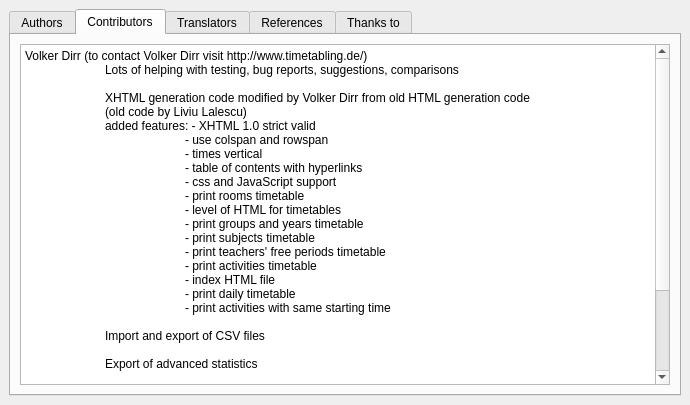
vonmecheln/fet, file fet/src/interface/helpaboutform_template.ui: the form before one commit.
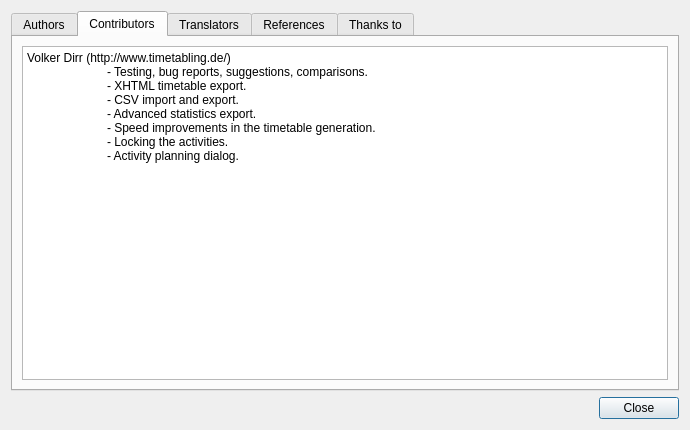
The form after the commit. The open tabs and pages were chosen to show the change.

The edit to the form file:
```diff
--- a/fet/src/interface/helpaboutform_template.ui
+++ b/fet/src/interface/helpaboutform_template.ui
@@ -7,19 +7,13 @@
     <x>0</x>
     <y>0</y>
     <width>690</width>
-    <height>405</height>
+    <height>430</height>
    </rect>
   </property>
   <property name="windowTitle">
    <string>About FET - a free timetabling program</string>
   </property>
-  <layout class="QGridLayout">
-   <property name="margin">
-    <number>9</number>
-   </property>
-   <property name="spacing">
-    <number>6</number>
-   </property>
+  <layout class="QGridLayout" name="gridLayout">
    <item row="0" column="0">
     <widget class="QTabWidget" name="tabWidget">
      <property name="currentIndex">
@@ -84,38 +78,15 @@
           <string>&lt;!DOCTYPE HTML PUBLIC &quot;-//W3C//DTD HTML 4.0//EN&quot; &quot;http://www.w3.org/TR/REC-html40/strict.dtd&quot;&gt;
 &lt;html&gt;&lt;head&gt;&lt;meta name=&quot;qrichtext&quot; content=&quot;1&quot; /&gt;&lt;style type=&quot;text/css&quot;&gt;
 p, li { white-space: pre-wrap; }
-&lt;/style&gt;&lt;/head&gt;&lt;body style=&quot; font-family:'Sans Serif'; font-size:10pt; font-weight:400; font-style:normal;&quot;&gt;
-&lt;p style=&quot; margin-top:0px; margin-bottom:0px; margin-left:0px; margin-right:0px; -qt-block-indent:0; text-indent:0px;&quot;&gt;&lt;span style=&quot; font-size:9pt;&quot;&gt;Volker Dirr (to contact Volker Dirr visit http://www.timetabling.de/)&lt;/span&gt;&lt;/p&gt;
-&lt;p style=&quot; margin-top:0px; margin-bottom:0px; margin-left:0px; margin-right:0px; -qt-block-indent:0; text-indent:0px;&quot;&gt;&lt;span style=&quot; font-size:9pt;&quot;&gt;	Lots of helping with testing, bug reports, suggestions, comparisons&lt;/span&gt;&lt;/p&gt;
-&lt;p style=&quot;-qt-paragraph-type:empty; margin-top:0px; margin-bottom:0px; margin-left:0px; margin-right:0px; -qt-block-indent:0; text-indent:0px; font-size:9pt;&quot;&gt;&lt;/p&gt;
-&lt;p style=&quot; margin-top:0px; margin-bottom:0px; margin-left:0px; margin-right:0px; -qt-block-indent:0; text-indent:0px;&quot;&gt;&lt;span style=&quot; font-size:9pt;&quot;&gt;	XHTML generation code modified by Volker Dirr from old HTML generation code&lt;/span&gt;&lt;/p&gt;
-&lt;p style=&quot; margin-top:0px; margin-bottom:0px; margin-left:0px; margin-right:0px; -qt-block-indent:0; text-indent:0px;&quot;&gt;&lt;span style=&quot; font-size:9pt;&quot;&gt;	(old code by Liviu Lalescu)&lt;/span&gt;&lt;/p&gt;
-&lt;p style=&quot; margin-top:0px; margin-bottom:0px; margin-left:0px; margin-right:0px; -qt-block-indent:0; text-indent:0px;&quot;&gt;&lt;span style=&quot; font-size:9pt;&quot;&gt;	added features: - XHTML 1.0 strict valid&lt;/span&gt;&lt;/p&gt;
-&lt;p style=&quot; margin-top:0px; margin-bottom:0px; margin-left:0px; margin-right:0px; -qt-block-indent:0; text-indent:0px;&quot;&gt;&lt;span style=&quot; font-size:9pt;&quot;&gt;		- use colspan and rowspan&lt;/span&gt;&lt;/p&gt;
-&lt;p style=&quot; margin-top:0px; margin-bottom:0px; margin-left:0px; margin-right:0px; -qt-block-indent:0; text-indent:0px;&quot;&gt;&lt;span style=&quot; font-size:9pt;&quot;&gt;		- times vertical&lt;/span&gt;&lt;/p&gt;
-&lt;p style=&quot; margin-top:0px; margin-bottom:0px; margin-left:0px; margin-right:0px; -qt-block-indent:0; text-indent:0px;&quot;&gt;&lt;span style=&quot; font-size:9pt;&quot;&gt;		- table of contents with hyperlinks&lt;/span&gt;&lt;/p&gt;
-&lt;p style=&quot; margin-top:0px; margin-bottom:0px; margin-left:0px; margin-right:0px; -qt-block-indent:0; text-indent:0px;&quot;&gt;&lt;span style=&quot; font-size:9pt;&quot;&gt;		- css and JavaScript support&lt;/span&gt;&lt;/p&gt;
-&lt;p style=&quot; margin-top:0px; margin-bottom:0px; margin-left:0px; margin-right:0px; -qt-block-indent:0; text-indent:0px;&quot;&gt;&lt;span style=&quot; font-size:9pt;&quot;&gt;		- print rooms timetable&lt;/span&gt;&lt;/p&gt;
-&lt;p style=&quot; margin-top:0px; margin-bottom:0px; margin-left:0px; margin-right:0px; -qt-block-indent:0; text-indent:0px;&quot;&gt;&lt;span style=&quot; font-size:9pt;&quot;&gt;		- level of HTML for timetables&lt;/span&gt;&lt;/p&gt;
-&lt;p style=&quot; margin-top:0px; margin-bottom:0px; margin-left:0px; margin-right:0px; -qt-block-indent:0; text-indent:0px;&quot;&gt;&lt;span style=&quot; font-size:9pt;&quot;&gt;		- print groups and years timetable&lt;/span&gt;&lt;/p&gt;
-&lt;p style=&quot; margin-top:0px; margin-bottom:0px; margin-left:0px; margin-right:0px; -qt-block-indent:0; text-indent:0px;&quot;&gt;&lt;span style=&quot; font-size:9pt;&quot;&gt;		- print subjects timetable&lt;/span&gt;&lt;/p&gt;
-&lt;p style=&quot; margin-top:0px; margin-bottom:0px; margin-left:0px; margin-right:0px; -qt-block-indent:0; text-indent:0px;&quot;&gt;&lt;span style=&quot; font-size:9pt;&quot;&gt;		- print teachers' free periods timetable&lt;/span&gt;&lt;/p&gt;
-&lt;p style=&quot; margin-top:0px; margin-bottom:0px; margin-left:0px; margin-right:0px; -qt-block-indent:0; text-indent:0px;&quot;&gt;&lt;span style=&quot; font-size:9pt;&quot;&gt;		- print activities timetable&lt;/span&gt;&lt;/p&gt;
-&lt;p style=&quot; margin-top:0px; margin-bottom:0px; margin-left:0px; margin-right:0px; -qt-block-indent:0; text-indent:0px;&quot;&gt;&lt;span style=&quot; font-size:9pt;&quot;&gt;		- index HTML file&lt;/span&gt;&lt;/p&gt;
-&lt;p style=&quot; margin-top:0px; margin-bottom:0px; margin-left:0px; margin-right:0px; -qt-block-indent:0; text-indent:0px;&quot;&gt;&lt;span style=&quot; font-size:9pt;&quot;&gt;		- print daily timetable&lt;/span&gt;&lt;/p&gt;
-&lt;p style=&quot; margin-top:0px; margin-bottom:0px; margin-left:0px; margin-right:0px; -qt-block-indent:0; text-indent:0px;&quot;&gt;&lt;span style=&quot; font-size:9pt;&quot;&gt;		- print activities with same starting time&lt;/span&gt;&lt;/p&gt;
-&lt;p style=&quot;-qt-paragraph-type:empty; margin-top:0px; margin-bottom:0px; margin-left:0px; margin-right:0px; -qt-block-indent:0; text-indent:0px; font-size:9pt;&quot;&gt;&lt;/p&gt;
-&lt;p style=&quot; margin-top:0px; margin-bottom:0px; margin-left:0px; margin-right:0px; -qt-block-indent:0; text-indent:0px;&quot;&gt;&lt;span style=&quot; font-size:9pt;&quot;&gt;	Import and export of CSV files&lt;/span&gt;&lt;/p&gt;
-&lt;p style=&quot;-qt-paragraph-type:empty; margin-top:0px; margin-bottom:0px; margin-left:0px; margin-right:0px; -qt-block-indent:0; text-indent:0px; font-size:9pt;&quot;&gt;&lt;/p&gt;
-&lt;p style=&quot; margin-top:0px; margin-bottom:0px; margin-left:0px; margin-right:0px; -qt-block-indent:0; text-indent:0px;&quot;&gt;&lt;span style=&quot; font-size:9pt;&quot;&gt;	Export of advanced statistics&lt;/span&gt;&lt;/p&gt;
-&lt;p style=&quot;-qt-paragraph-type:empty; margin-top:0px; margin-bottom:0px; margin-left:0px; margin-right:0px; -qt-block-indent:0; text-indent:0px; font-size:9pt;&quot;&gt;&lt;/p&gt;
-&lt;p style=&quot; margin-top:0px; margin-bottom:0px; margin-left:0px; margin-right:0px; -qt-block-indent:0; text-indent:0px;&quot;&gt;&lt;span style=&quot; font-size:9pt;&quot;&gt;	Important suggestions and partial code for great speed improvements in some particular cases&lt;/span&gt;&lt;/p&gt;
-&lt;p style=&quot; margin-top:0px; margin-bottom:0px; margin-left:0px; margin-right:0px; -qt-block-indent:0; text-indent:0px;&quot;&gt;&lt;span style=&quot; font-size:9pt;&quot;&gt;	(better computation for initial order of activities, which leads to much faster generation for some&lt;/span&gt;&lt;/p&gt;
-&lt;p style=&quot; margin-top:0px; margin-bottom:0px; margin-left:0px; margin-right:0px; -qt-block-indent:0; text-indent:0px;&quot;&gt;&lt;span style=&quot; font-size:9pt;&quot;&gt;	particular cases of timetables).&lt;/span&gt;&lt;/p&gt;
-&lt;p style=&quot;-qt-paragraph-type:empty; margin-top:0px; margin-bottom:0px; margin-left:0px; margin-right:0px; -qt-block-indent:0; text-indent:0px; font-size:9pt;&quot;&gt;&lt;/p&gt;
-&lt;p style=&quot; margin-top:0px; margin-bottom:0px; margin-left:0px; margin-right:0px; -qt-block-indent:0; text-indent:0px;&quot;&gt;&lt;span style=&quot; font-size:9pt;&quot;&gt;	Idea and partial code for locking the activities.&lt;/span&gt;&lt;/p&gt;
-&lt;p style=&quot;-qt-paragraph-type:empty; margin-top:0px; margin-bottom:0px; margin-left:0px; margin-right:0px; -qt-block-indent:0; text-indent:0px; font-size:9pt;&quot;&gt;&lt;/p&gt;
-&lt;p style=&quot; margin-top:0px; margin-bottom:0px; margin-left:0px; margin-right:0px; -qt-block-indent:0; text-indent:0px;&quot;&gt;&lt;span style=&quot; font-size:9pt;&quot;&gt;	Activity planning dialog.&lt;/span&gt;&lt;/p&gt;
+&lt;/style&gt;&lt;/head&gt;&lt;body style=&quot; font-family:'Sans'; font-size:10pt; font-weight:400; font-style:normal;&quot;&gt;
+&lt;p style=&quot; margin-top:0px; margin-bottom:0px; margin-left:0px; margin-right:0px; -qt-block-indent:0; text-indent:0px;&quot;&gt;&lt;span style=&quot; font-size:9pt;&quot;&gt;Volker Dirr (http://www.timetabling.de/)&lt;/span&gt;&lt;/p&gt;
+&lt;p style=&quot; margin-top:0px; margin-bottom:0px; margin-left:0px; margin-right:0px; -qt-block-indent:0; text-indent:0px;&quot;&gt;&lt;span style=&quot; font-size:9pt;&quot;&gt;	- Testing, bug reports, suggestions, comparisons.&lt;/span&gt;&lt;/p&gt;
+&lt;p style=&quot; margin-top:0px; margin-bottom:0px; margin-left:0px; margin-right:0px; -qt-block-indent:0; text-indent:0px;&quot;&gt;&lt;span style=&quot; font-size:9pt;&quot;&gt;	- XHTML timetable export.&lt;/span&gt;&lt;/p&gt;
+&lt;p style=&quot; margin-top:0px; margin-bottom:0px; margin-left:0px; margin-right:0px; -qt-block-indent:0; text-indent:0px;&quot;&gt;&lt;span style=&quot; font-size:9pt;&quot;&gt;	- CSV import and export.&lt;/span&gt;&lt;/p&gt;
+&lt;p style=&quot; margin-top:0px; margin-bottom:0px; margin-left:0px; margin-right:0px; -qt-block-indent:0; text-indent:0px;&quot;&gt;&lt;span style=&quot; font-size:9pt;&quot;&gt;	- Advanced statistics export.&lt;/span&gt;&lt;/p&gt;
+&lt;p style=&quot; margin-top:0px; margin-bottom:0px; margin-left:0px; margin-right:0px; -qt-block-indent:0; text-indent:0px;&quot;&gt;&lt;span style=&quot; font-size:9pt;&quot;&gt;	- Speed improvements in the timetable generation.&lt;/span&gt;&lt;/p&gt;
+&lt;p style=&quot; margin-top:0px; margin-bottom:0px; margin-left:0px; margin-right:0px; -qt-block-indent:0; text-indent:0px;&quot;&gt;&lt;span style=&quot; font-size:9pt;&quot;&gt;	- Locking the activities.&lt;/span&gt;&lt;/p&gt;
+&lt;p style=&quot; margin-top:0px; margin-bottom:0px; margin-left:0px; margin-right:0px; -qt-block-indent:0; text-indent:0px;&quot;&gt;&lt;span style=&quot; font-size:9pt;&quot;&gt;	- Activity planning dialog.&lt;/span&gt;&lt;/p&gt;
 &lt;p style=&quot;-qt-paragraph-type:empty; margin-top:0px; margin-bottom:0px; margin-left:0px; margin-right:0px; -qt-block-indent:0; text-indent:0px; font-size:9pt;&quot;&gt;&lt;/p&gt;&lt;/body&gt;&lt;/html&gt;</string>
          </property>
         </widget>
@@ -534,6 +505,30 @@
      </widget>
     </widget>
    </item>
+   <item row="1" column="0">
+    <layout class="QHBoxLayout" name="horizontalLayout">
+     <item>
+      <spacer name="horizontalSpacer">
+       <property name="orientation">
+        <enum>Qt::Horizontal</enum>
+       </property>
+       <property name="sizeHint" stdset="0">
+        <size>
+         <width>40</width>
+         <height>20</height>
+        </size>
+       </property>
+      </spacer>
+     </item>
+     <item>
+      <widget class="QPushButton" name="closePushButton">
+       <property name="text">
+        <string>Close</string>
+       </property>
+      </widget>
+     </item>
+    </layout>
+   </item>
   </layout>
  </widget>
  <tabstops>
```
Left out of the diff: 76 changed lines with no effect on the pictures.
